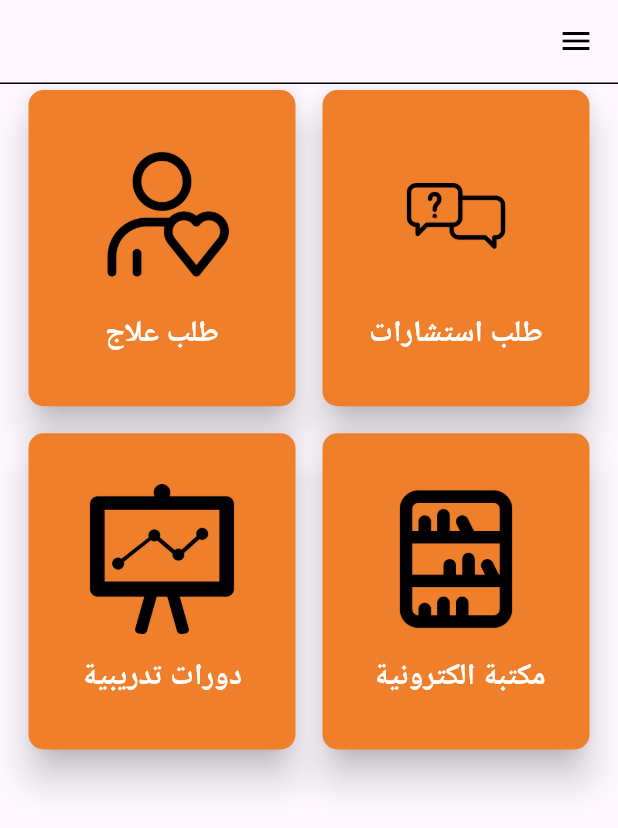
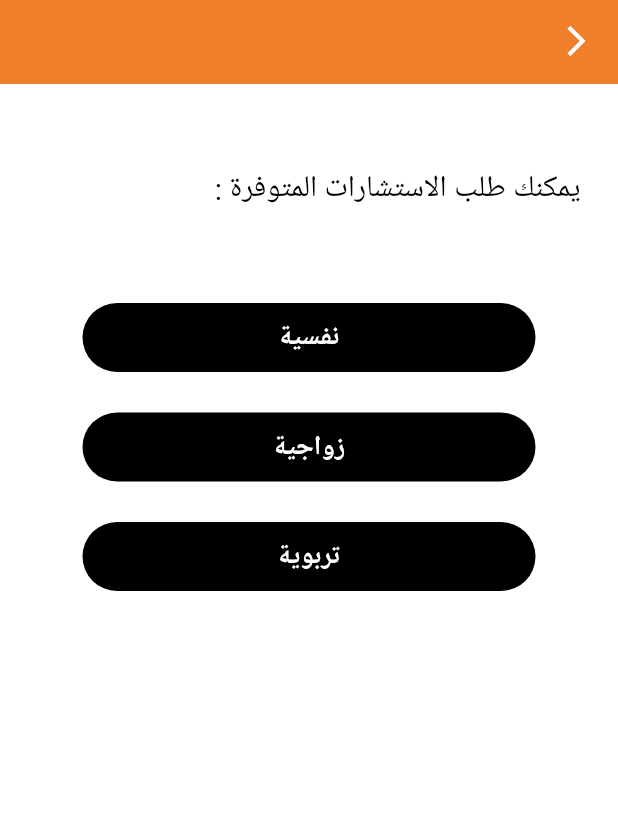
Before and after one commit to yacine37th/Nafsiyati-istichara-, a Flutter app: the screen it shows after launch, after a tap on "طلب استشارات", on a phone screen of 412 x 824 dp. Shown: the top 828 px of the screen. Run offline on Flutter 3.47's test engine with Material 3 defaults, Android fonts, the phone set to English and light mode, and no system bars; our stand-ins replace cloud_firestore, firebase_auth, firebase_core, flutter_svg_provider, get, lottie; accounts and stored records are empty.

Commit message:
istichara page added

```diff
--- a/lib/controller/home.dart
+++ b/lib/controller/home.dart
@@ -8,7 +8,7 @@ class HomeController extends GetxController {
       id: "0",
       topicIcon: "assets/images/consultation.png",
       topicName: "طلب استشارات",
-      link: '/Notifications',
+      link: '/Istichara',
       conditions: '',
     ),
     EventModel(
--- /dev/null
+++ b/lib/controller/istichara.dart
@@ -0,0 +1,12 @@
+import 'package:get/get.dart';
+
+import '../model/service.dart';
+
+class IsticharaController extends GetxController {
+  final List<ButtonContent> activities = [
+    ButtonContent(id: 2, name: "نفسية", link: '/'),
+    ButtonContent(id: 2, name: "زواجية", link: '/'),
+    ButtonContent(id: 2, name: "تربوية", link: '/'),
+    // ServiceContentModel(id: 2, name: "حج ", link: '/Chakawi'),
+  ];
+}
--- a/lib/main.dart
+++ b/lib/main.dart
@@ -3,6 +3,7 @@ import 'package:firebase_core/firebase_core.dart';
 import 'package:flutter/material.dart';
 import 'package:flutter_application_1/firebase_options.dart';
 import 'package:flutter_application_1/utils/home_binding.dart';
+import 'package:flutter_application_1/utils/istichara_binding.dart';
 import 'package:flutter_application_1/view/home.dart';
 import 'package:flutter_application_1/view/sign_in.dart';
 import 'package:get/get.dart';
@@ -16,6 +17,7 @@ import 'utils/sign_up_binding.dart';
 import 'utils/verify_email_bindings.dart';
 import 'view/email_verification.dart';
 import 'view/forgot_password.dart';
+import 'view/istichara.dart';
 import 'view/sign_up.dart';
 
 User? currentUser = FirebaseAuth.instance.currentUser;
@@ -86,6 +88,11 @@ class MyApp extends StatelessWidget {
           page: () => const Home(),
           binding: HomeBinding(),
         ),
+        GetPage(
+          name: "/Istichara",
+          page: () => const Istichara(),
+          binding: IsticharaBinding(),
+        ),
         // GetPage(
         //   name: "/AddForm",
         //   page: () => const AddForm(),
--- /dev/null
+++ b/lib/model/service.dart
@@ -0,0 +1,11 @@
+class ButtonContent {
+  int id;
+  String name;
+  String link;
+
+  ButtonContent({
+    required this.id,
+    required this.name,
+    required this.link,
+  });
+}
--- /dev/null
+++ b/lib/utils/istichara_binding.dart
@@ -0,0 +1,9 @@
+import 'package:flutter_application_1/controller/istichara.dart';
+import 'package:get/get.dart';
+
+class IsticharaBinding implements Bindings {
+  @override
+  void dependencies() {
+    Get.put(IsticharaController());
+  }
+}
--- /dev/null
+++ b/lib/view/components/custom_button.dart
@@ -0,0 +1,51 @@
+import 'package:flutter/material.dart';
+
+import '../../theme/main_colors.dart';
+
+class CustomButton extends StatelessWidget {
+  final Function onPress;
+  final String text;
+  final Color colorbtn;
+  final Color textColor;
+  const CustomButton({
+    super.key,
+    required this.onPress,
+    required this.text,
+    required this.colorbtn,
+    required this.textColor,
+  });
+
+  @override
+  Widget build(BuildContext context) {
+    return Container(
+      padding: const EdgeInsets.symmetric(horizontal: 35),
+      child: TextButton(
+        onPressed: () {
+          onPress();
+        },
+        style: ButtonStyle(
+            foregroundColor: WidgetStateProperty.all(colorbtn),
+            backgroundColor: WidgetStateProperty.all(colorbtn),
+            overlayColor: WidgetStateColor.resolveWith(
+                (states) => Colors.white.withOpacity(0.1)),
+            shape: WidgetStateProperty.all(RoundedRectangleBorder(
+                borderRadius: BorderRadius.circular(100),
+                side: const BorderSide(
+                    color: AppColors.transparentColor, width: 0)))),
+        child: Container(
+          height: 30,
+          alignment: Alignment.center,
+          width: double.maxFinite,
+          decoration: BoxDecoration(borderRadius: BorderRadius.circular(30)),
+          child: Text(
+            text,
+            style: TextStyle(
+                color: textColor,
+                fontSize: 18,
+                fontWeight: FontWeight.bold),
+          ),
+        ),
+      ),
+    );
+  }
+}
--- /dev/null
+++ b/lib/view/istichara.dart
@@ -0,0 +1,94 @@
+import 'package:flutter/material.dart';
+import 'package:get/get.dart';
+
+import '../controller/istichara.dart';
+import '../theme/main_colors.dart';
+import 'components/custom_button.dart';
+
+class Istichara extends StatelessWidget {
+  const Istichara({super.key});
+
+  @override
+  Widget build(BuildContext context) {
+    IsticharaController isticharaController = Get.find();
+    return Scaffold(
+      appBar: AppBar(
+        leading: IconButton(
+            onPressed: () {
+              navigator!.pop();
+            },
+            icon: const Icon(
+              Icons.arrow_back_ios_outlined,
+              color: Colors.white,
+            )),
+        elevation: 0,
+        backgroundColor: AppColors.kPrimary2,
+        iconTheme: const IconThemeData(color: Colors.white),
+        bottom: PreferredSize(
+            preferredSize: const Size(0, 0),
+            child: Container(
+              color: AppColors.kPrimary2,
+              height: 1,
+            )),
+      ),
+      backgroundColor: Colors.white,
+      body: Padding(
+        padding: const EdgeInsets.symmetric(horizontal: 20, vertical: 55),
+        child: Column(
+          crossAxisAlignment: CrossAxisAlignment.stretch,
+          children: [
+            const Text(
+              ' يمكنك طلب الاستشارات المتوفرة :',
+              style: TextStyle(
+                fontSize: 20,
+                color: Colors.black,
+              ),
+            ),
+            const SizedBox(height: 60),
+            ListView.builder(
+              shrinkWrap: true,
+              physics: const NeverScrollableScrollPhysics(),
+              itemCount: isticharaController.activities.length,
+              itemBuilder: (context, index) {
+                final activity = isticharaController.activities[index];
+                return Column(
+                  children: [
+                    CustomButton(
+                        onPress: () {
+                          Get.toNamed(activity.link);
+                        },
+                        text: activity.name,
+                        colorbtn: Colors.black,
+                        textColor: Colors.white),
+                    const SizedBox(height: 25),
+                  ],
+                );
+              },
+            ),
+            // ListView.builder(
+            //   shrinkWrap: true,
+            //   physics: const NeverScrollableScrollPhysics(),
+            //   itemCount: activitiesController.activities.length,
+            //   itemBuilder: (context, index) {
+            //     final activity = activitiesController.activities[index];
+            //     return Column(
+            //       children: [
+            //         ActivityButton(
+            //           icon: activity.icon,
+            //           label: activity.label,
+            //           isSelected: activitiesController.isSelected,
+            //           onPress: () {
+            //             activitiesController.onPress();
+            //           },
+            //         ),
+            //         const SizedBox(height: 25),
+            //       ],
+            //     );
+            //   },
+            // ),
+          ],
+        ),
+      ),
+    );
+  }
+}
```
Also changed, not shown: lib/view/components/drawer.dart (added, +149 -0 lines).
